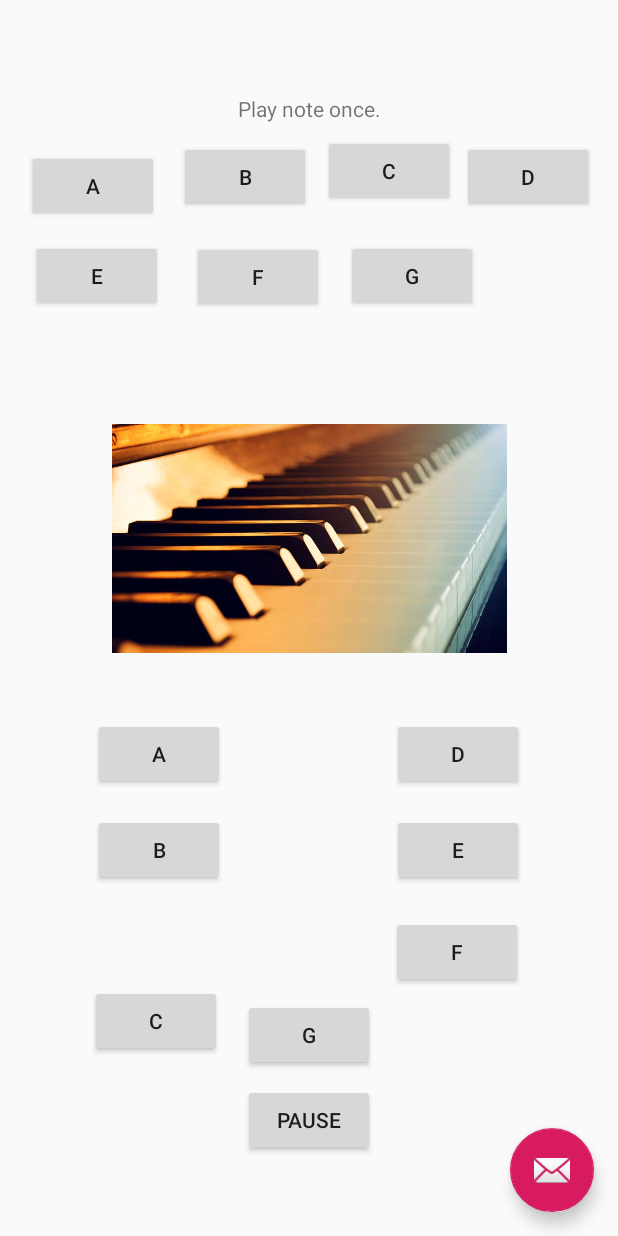
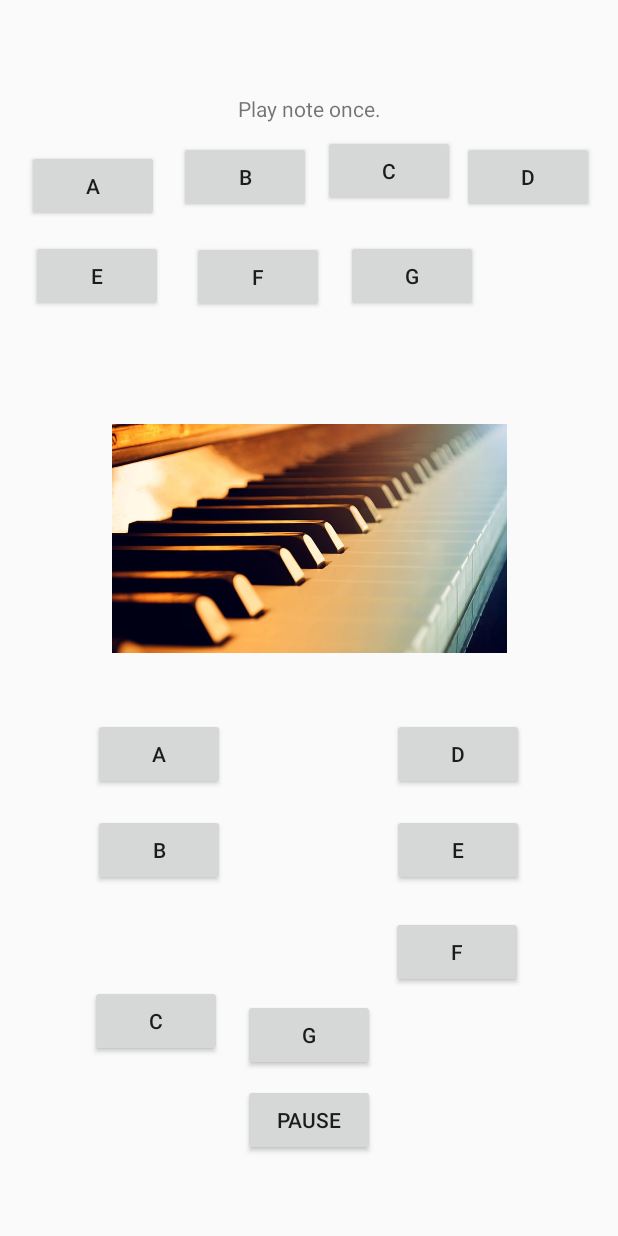
Before and after one commit to donnaprince/Soundproject, an Android app: the screen it shows after launch (MainActivity), on a phone screen of 412 x 824 dp. Run offline under Robolectric (Android 15) with nearby library versions, the phone set to English and light mode, and no system bars.

Commit message:
Remove irrelevant button

```diff
--- a/app/src/main/java/com/csap3/researchproject/MainActivity.java
+++ b/app/src/main/java/com/csap3/researchproject/MainActivity.java
@@ -40,8 +40,7 @@
     protected void onCreate(Bundle savedInstanceState) {
         super.onCreate(savedInstanceState);
         setContentView(R.layout.activity_main);
-        //Toolbar toolbar = findViewById(R.id.toolbar);   //DONNA -- COMMENTED THIS OUT AS THIS WAS GIVING ME ERROR
-        //setSupportActionBar(toolbar);    //DONNA -- COMMENTED THIS OUT AS THIS WAS GIVING ME ERROR
+
 
 
         //assign attributes to a variable
@@ -131,19 +130,6 @@
         });
 
 
-
-
-        FloatingActionButton fab = findViewById(R.id.fab);
-        fab.setOnClickListener(new View.OnClickListener() {
-            @Override
-            public void onClick(View view) {
-                Snackbar.make(view, "Replace with your own action", Snackbar.LENGTH_LONG)
-                        .setAction("Action", null).show();
-            }
-        });
-
-        //mediaPlayer = MediaPlayer.create(getApplicationContext(), R.raw.pianoa);
-        //mediaPlayer.start();
     }
 
     @Override
--- a/app/src/main/res/layout/activity_main.xml
+++ b/app/src/main/res/layout/activity_main.xml
@@ -18,13 +18,5 @@
         android:layout_width="match_parent"
         android:layout_height="match_parent" />
 
-    <com.google.android.material.floatingactionbutton.FloatingActionButton
-        android:id="@+id/fab"
-        android:layout_width="wrap_content"
-        android:layout_height="wrap_content"
-        android:layout_gravity="bottom|end"
-        android:layout_margin="@dimen/fab_margin"
-        app:srcCompat="@android:drawable/ic_dialog_email" />
-
 
 </androidx.coordinatorlayout.widget.CoordinatorLayout>
```
